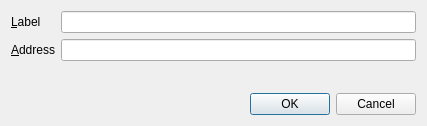
First picture: the form in src/qt/forms/editaddressdialog.ui, repository MilkandPie4U/SproutsNewChain, before the edit.
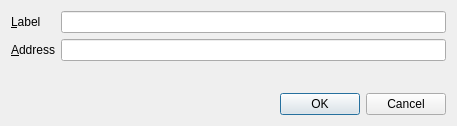
Second picture: the form after the edit. Custom widgets are drawn as their Qt base class.

```diff
--- a/src/qt/forms/editaddressdialog.ui
+++ b/src/qt/forms/editaddressdialog.ui
@@ -6,15 +6,15 @@
    <rect>
     <x>0</x>
     <y>0</y>
-    <width>427</width>
+    <width>457</width>
     <height>126</height>
    </rect>
   </property>
   <property name="windowTitle">
    <string>Edit Address</string>
   </property>
-  <layout class="QGridLayout" name="gridLayout">
-   <item row="0" column="0">
+  <layout class="QVBoxLayout" name="verticalLayout">
+   <item>
     <layout class="QFormLayout" name="formLayout">
      <property name="fieldGrowthPolicy">
       <enum>QFormLayout::AllNonFixedFieldsGrow</enum>
@@ -55,24 +55,25 @@
      </item>
     </layout>
    </item>
-   <item row="1" column="0">
+   <item>
     <widget class="QDialogButtonBox" name="buttonBox">
-     <property name="styleSheet">
-      <string notr="true"/>
-     </property>
      <property name="orientation">
       <enum>Qt::Horizontal</enum>
      </property>
      <property name="standardButtons">
       <set>QDialogButtonBox::Cancel|QDialogButtonBox::Ok</set>
      </property>
-     <property name="centerButtons">
-      <bool>false</bool>
-     </property>
     </widget>
    </item>
   </layout>
  </widget>
+ <customwidgets>
+  <customwidget>
+   <class>QValidatedLineEdit</class>
+   <extends>QLineEdit</extends>
+   <header>qvalidatedlineedit.h</header>
+  </customwidget>
+ </customwidgets>
  <resources/>
  <connections>
   <connection>
```
Left out of the diff: 22 changed lines with no effect on the pictures.
